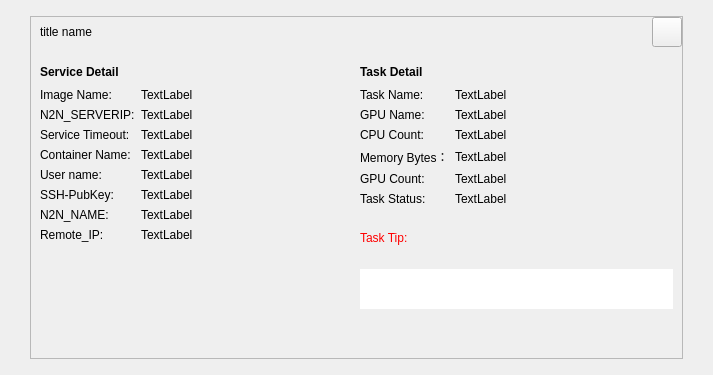
Above: src/qt/forms/servicedetail.ui from MassGrid/MassGrid before the change. Below: the same form after it.
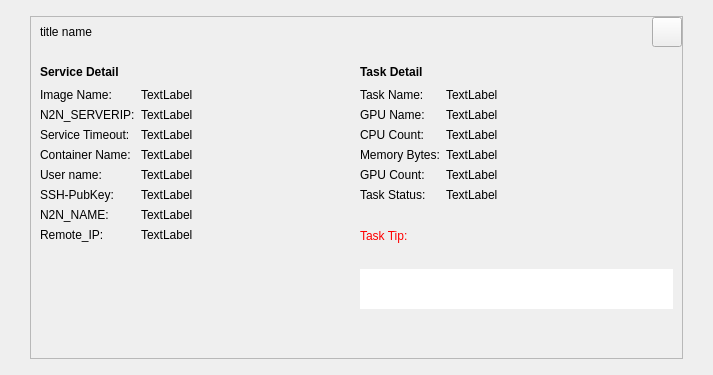
That is the form after the change.

Patch:
```diff
--- a/src/qt/forms/servicedetail.ui
+++ b/src/qt/forms/servicedetail.ui
@@ -477,7 +477,7 @@
                   <item row="3" column="0">
                    <widget class="QLabel" name="label_12">
                     <property name="text">
-                     <string>Memory Bytes：</string>
+                     <string>Memory Bytes:</string>
                     </property>
                    </widget>
                   </item>
```
